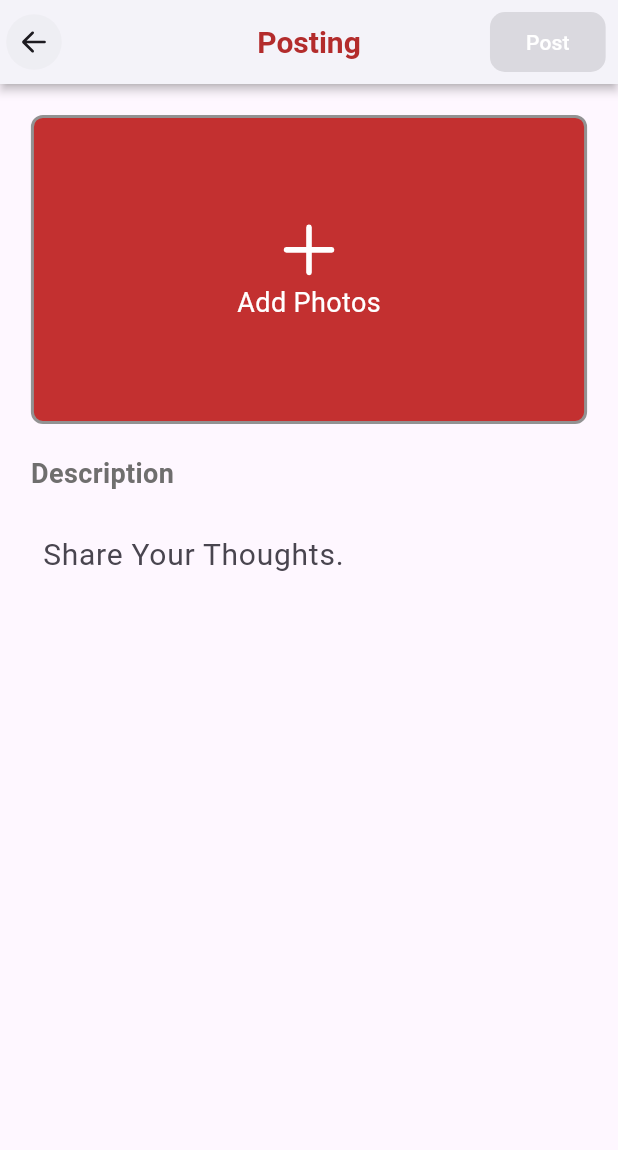
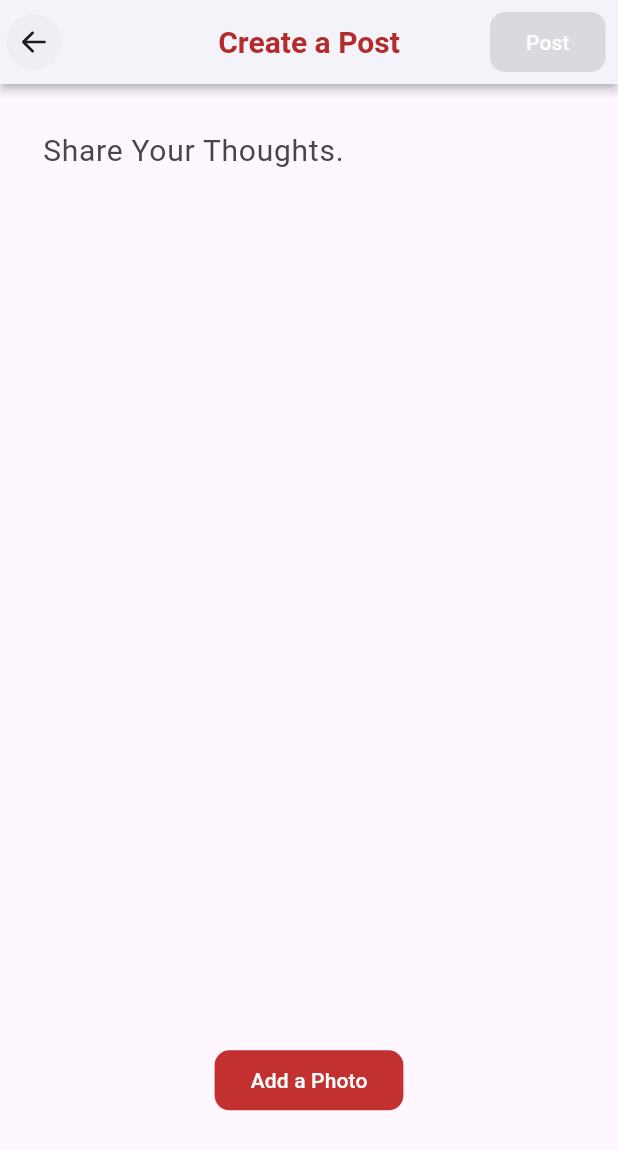
Before and after one commit to twoaxis/social-media-mobile, a Flutter app: the screen it shows after launch, on a phone screen of 412 x 824 dp. Shown: the top 1150 px of the screen. Run offline on Flutter 3.47's test engine with Material 3 defaults, Android fonts, the phone set to English and light mode, and no system bars; our stand-ins replace bloc, dio, fluentui_system_icons, flutter_bloc, fluttertoast, font_awesome_flutter and 3 more; missing offline and left inert: scroll_to_hide.

Commit message:
Remake Posting Page UI

```diff
--- a/lib/main.dart
+++ b/lib/main.dart
@@ -14,7 +14,6 @@ class SocialMedia extends StatelessWidget {
   Widget build(BuildContext context) {
     return MaterialApp(
       debugShowCheckedModeBanner: false,
-      // home: LoginPage(),
       home: PostingPage(),
       theme: ThemeData(
         textSelectionTheme: TextSelectionThemeData(
--- a/lib/ui/components/common/input_fields/profile_text_field.dart
+++ b/lib/ui/components/common/input_fields/profile_text_field.dart
@@ -1,7 +1,7 @@
 import 'package:flutter/material.dart';
 
 class ProfileTextField extends StatelessWidget {
-  ProfileTextField(this.textAlign,
+  const ProfileTextField(this.textAlign,
       {super.key,
       this.title,
       this.icon,
@@ -13,7 +13,8 @@ class ProfileTextField extends StatelessWidget {
       this.width,
       this.controller,
       this.fillColor,
-      this.textDirection});
+      this.textDirection,
+      this.textInputAction});
   final String? title;
   final String? hintText;
   final double? width;
@@ -26,6 +27,7 @@ class ProfileTextField extends StatelessWidget {
   final TextAlign textAlign;
   final TextDirection? textDirection;
   final TextEditingController? controller;
+  final TextInputAction? textInputAction;
 
   @override
   Widget build(BuildContext context) {
@@ -35,7 +37,7 @@ class ProfileTextField extends StatelessWidget {
           width: width ?? constraints.maxWidth * 0.7,
           child: TextFormField(
             controller: controller,
-            textInputAction: TextInputAction.done,
+            textInputAction: textInputAction ?? TextInputAction.done,
             maxLines: maxLines,
             textAlign: textAlign,
             textDirection: textDirection,
--- a/lib/ui/screens/app/posting/posting.dart
+++ b/lib/ui/screens/app/posting/posting.dart
@@ -79,7 +79,7 @@ class _PostingPageState extends State<PostingPage> {
     double maxHeight = MediaQuery.of(context).size.height;
     return Scaffold(
       appBar: SimpleAppbar(
-        title: 'Posting',
+        title: 'Create a Post',
         actions: [
           Padding(
             padding: EdgeInsets.only(right: maxWidth * 0.02),
@@ -102,94 +102,14 @@ class _PostingPageState extends State<PostingPage> {
         ],
       ),
       body: SingleChildScrollView(
-        child: Column(
+        child: SizedBox(
+          height: maxHeight,
+          child: Stack(
             children: [
-            Padding(
-              padding: EdgeInsets.symmetric(
-                  horizontal: maxWidth * 0.05, vertical: maxHeight * 0.025),
-              child: GestureDetector(
-                child: ValueListenableBuilder<File?>(
-                    valueListenable: selectedImage,
-                    builder: (context, File? imageFile, child) {
-                      return Container(
-                        width: maxWidth * 0.9,
-                        height: maxHeight * 0.25,
-                        decoration: imageFile == null
-                            ? BoxDecoration(
-                                border: Border.all(
-                                  color:
-                                      const Color.fromARGB(255, 146, 146, 146),
-                                  width: 2,
-                                ),
-                                color: kSecondaryColor,
-                                borderRadius: BorderRadius.circular(8),
-                              )
-                            : BoxDecoration(
-                                border: Border.all(
-                                  color:
-                                      const Color.fromARGB(255, 146, 146, 146),
-                                  width: 2,
-                                ),
-                                image: DecorationImage(
-                                  image: FileImage(imageFile) as ImageProvider,
-                                  fit: BoxFit.cover,
-                                ),
-                                borderRadius: BorderRadius.circular(8),
-                              ),
-                        child: Center(
-                            child: imageFile == null
-                                ? Column(
-                                    mainAxisAlignment: MainAxisAlignment.center,
+              Column(
                 children: [
-                                        Icon(
-                                          FluentIcons.add_16_filled,
-                                          color: Colors.white,
-                                          size: 45,
-                                        ),
-                                        CustomText(
-                                          text: 'Add Photos',
-                                          colorName: 'white',
-                                          fontSize: 18,
-                                          fontWeight: FontWeight.w400,
-                                        ),
-                                      ])
-                                : Stack(
-                                    children: [
-                                      Positioned(
-                                        bottom: maxHeight * 0.005,
-                                        right: maxWidth * 0.035,
-                                        child: CustomTextButton(
-                                          text: 'Remove',
-                                          colorName: 'white',
-                                          function: () {
-                                            setState(() {
-                                              selectedImage.value = null;
-                                              _imageFile = null;
-                                            });
-                                          },
-                                        ),
-                                      )
-                                    ],
-                                  )),
-                      );
-                    }),
-                onTap: () {
-                  pickImage();
-                },
-              ),
-            ),
-            Padding(
-              padding: EdgeInsets.only(
-                  left: maxWidth * 0.05, bottom: maxHeight * 0.02),
-              child: Align(
-                alignment: Alignment.centerLeft,
-                child: CustomText(
-                  text: 'Description',
-                  colorName: 'grey',
-                  fontSize: 18,
-                  fontWeight: FontWeight.bold,
-                ),
-              ),
+                  SizedBox(
+                    height: maxHeight * 0.025,
                   ),
                   Padding(
                     padding: EdgeInsets.only(left: maxWidth * 0.05),
@@ -197,6 +117,7 @@ class _PostingPageState extends State<PostingPage> {
                       alignment: Alignment.centerLeft,
                       child: ProfileTextField(
                         controller: _descriptionController,
+                        textInputAction: TextInputAction.newline,
                         _textAlign,
                         textDirection: _textDirection,
                         width: maxWidth * 0.9,
@@ -208,11 +129,90 @@ class _PostingPageState extends State<PostingPage> {
                       ),
                     ),
                   ),
+                  Padding(
+                    padding: EdgeInsets.symmetric(
+                        horizontal: maxWidth * 0.05,
+                        vertical: maxHeight * 0.025),
+                    child: GestureDetector(
+                      child: ValueListenableBuilder<File?>(
+                        valueListenable: selectedImage,
+                        builder: (context, File? imageFile, child) {
+                          return imageFile == null
+                              ? Container()
+                              : Container(
+                                  width: maxWidth * 0.9,
+                                  height: maxHeight * 0.25,
+                                  decoration: BoxDecoration(
+                                    border: Border.all(
+                                      color: const Color.fromARGB(
+                                          255, 146, 146, 146),
+                                      width: 2,
+                                    ),
+                                    image: DecorationImage(
+                                      image:
+                                          FileImage(imageFile) as ImageProvider,
+                                      fit: BoxFit.cover,
+                                    ),
+                                    borderRadius: BorderRadius.circular(8),
+                                  ),
+                                  child: Center(
+                                    child: Stack(
+                                      children: [
+                                        Positioned(
+                                          top: maxHeight * 0.005,
+                                          right: maxWidth * 0.02,
+                                          child: IconButton(
+                                            onPressed: () {
+                                              setState(() {
+                                                selectedImage.value = null;
+                                                _imageFile = null;
+                                              });
+                                            },
+                                            icon: Icon(
+                                              FluentIcons.dismiss_16_filled,
+                                              color: kGray,
+                                            ),
+                                          ),
+                                        )
+                                      ],
+                                    ),
+                                  ),
+                                );
+                        },
+                      ),
+                      onTap: () {
+                        pickImage();
+                      },
+                    ),
+                  ),
                   SizedBox(
                     height: maxHeight * 0.1,
                   )
                 ],
               ),
+              Align(
+                alignment: Alignment(0.0, 0.65),
+                child: ElevatedButton(
+                  style: ElevatedButton.styleFrom(
+                    backgroundColor: kSecondaryColor,
+                    overlayColor: kSecondaryColor,
+                    elevation: 0,
+                    shape: RoundedRectangleBorder(
+                      borderRadius: BorderRadius.circular(10),
+                    ),
+                  ),
+                  onPressed: () {
+                    pickImage();
+                  },
+                  child: Text(
+                    _imageFile == null ? 'Add a Photo' : 'Change Photo',
+                    style: TextStyle(color: kPrimaryColor),
+                  ),
+                ),
+              ),
+            ],
+          ),
+        ),
       ),
     );
   }
--- a/lib/ui/screens/app/profile/customize_profile.dart
+++ b/lib/ui/screens/app/profile/customize_profile.dart
@@ -8,7 +8,6 @@ import 'package:social_media_mobile/ui/components/common/interests.dart';
 import 'package:social_media_mobile/ui/components/common/misc/custom_devider.dart';
 import 'package:social_media_mobile/ui/components/common/misc/profile_image.dart';
 import 'package:social_media_mobile/ui/components/common/misc/toast_message.dart';
-import 'package:social_media_mobile/ui/components/common/scaffold/custom_appbar.dart';
 import 'package:social_media_mobile/ui/components/common/scaffold/simple_appbar.dart';
 import 'package:social_media_mobile/ui/components/common/text/custom_text.dart';
 
@@ -115,6 +114,7 @@ class _CustomizeProfileState extends State<CustomizeProfile> {
                           height: maxHeight * 0.025,
                         ),
                         ProfileTextField(
+                          TextAlign.left,
                           color: kSecondaryColor,
                           title: 'BiiiiiM',
                           icon: Icon(FluentIcons.mention_24_filled),
@@ -151,6 +151,7 @@ class _CustomizeProfileState extends State<CustomizeProfile> {
                           height: maxHeight * 0.025,
                         ),
                         ProfileTextField(
+                          TextAlign.left,
                           color: kSecondaryColor,
                           title: 'Ibrahim Abdulqader',
                           icon: Icon(FluentIcons.person_20_filled),
@@ -177,6 +178,7 @@ class _CustomizeProfileState extends State<CustomizeProfile> {
                           height: maxHeight * 0.01,
                         ),
                         ProfileTextField(
+                          TextAlign.left,
                           color: kSecondaryColor,
                           maxLines: null,
                           title:
```
Lines whose indentation alone changed are shown as unchanged.
